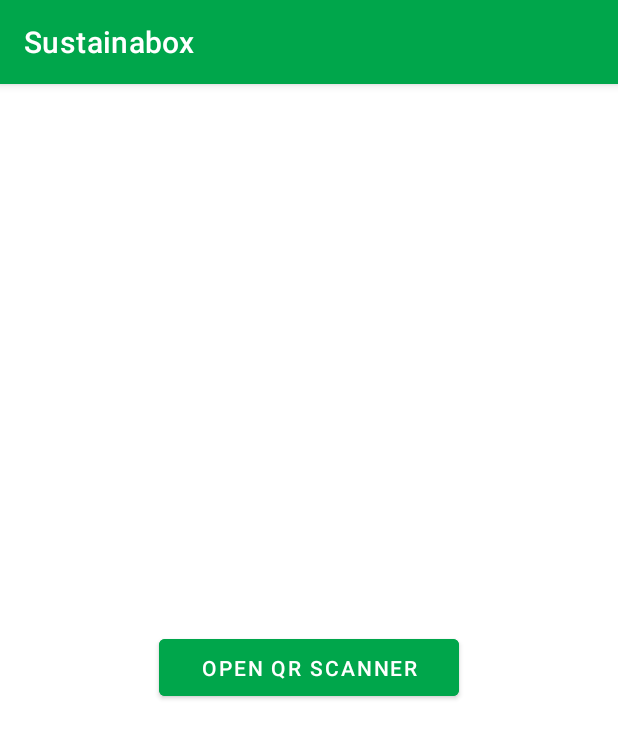
After one commit to Wessel1403/Sustainabox1, an Android app: the MainActivityShopOwner screen opened directly, with no data from a screen before it, on a phone screen of 412 x 824 dp. The commit adds this screen. Shown: the top 738 px of the screen. Run offline under Robolectric (Android 15) with nearby library versions, the phone set to English and light mode, and no system bars; our stand-ins replace Firebase (no records; nobody signed in at launch, a user with empty details on screens opened directly), navigation-ui.

Commit message:
Created and implemented Shop Owner main screen

```diff
--- a/app/src/main/AndroidManifest.xml
+++ b/app/src/main/AndroidManifest.xml
@@ -39,6 +39,8 @@
             android:name=".MainActivity"
             android:exported="false" />
         <activity
+            android:name=".MainActivityShopOwner" />
+        <activity
             android:name=".SplashActivity"
             android:exported="true"
             android:label="@string/app_name"
--- /dev/null
+++ b/app/src/main/java/com/example/sustainabox/MainActivityShopOwner.java
@@ -0,0 +1,40 @@
+package com.example.sustainabox;
+
+import android.os.Bundle;
+import android.util.Log;
+import android.view.View;
+import android.widget.Button;
+import android.widget.Toast;
+
+import androidx.annotation.NonNull;
+import androidx.appcompat.app.AppCompatActivity;
+import androidx.navigation.NavController;
+import androidx.navigation.Navigation;
+import androidx.navigation.ui.AppBarConfiguration;
+import androidx.navigation.ui.NavigationUI;
+
+import com.example.sustainabox.databinding.ActivityMainBinding;
+import com.google.android.gms.tasks.OnCompleteListener;
+import com.google.android.gms.tasks.Task;
+import com.google.android.material.bottomnavigation.BottomNavigationView;
+import com.google.firebase.auth.FirebaseUser;
+
+public class MainActivityShopOwner extends AppCompatActivity {
+
+    private Button btnScan;
+
+    @Override
+    protected void onCreate(Bundle savedInstanceState) {
+        super.onCreate(savedInstanceState);
+        setContentView(R.layout.fragment_homeshopowner);
+
+        btnScan = findViewById(R.id.open_qr_scanner);
+
+        btnScan.setOnClickListener(new View.OnClickListener() {
+            @Override
+            public void onClick(View v) {
+                System.out.println("Button Clicked");
+            }
+        });
+    }
+}
--- a/app/src/main/java/com/example/sustainabox/User.java
+++ b/app/src/main/java/com/example/sustainabox/User.java
@@ -38,6 +38,7 @@ public class User {
         return email;
     }
 
+    public String getUserType() { return userType;}
     public void setCredits(int credits) {
         this.credits = credits;
     }
--- a/app/src/main/java/com/example/sustainabox/ui/register/RegisterFragment.java
+++ b/app/src/main/java/com/example/sustainabox/ui/register/RegisterFragment.java
@@ -57,6 +57,8 @@ public class RegisterFragment extends AppCompatActivity {
                 R.array.user_types, android.R.layout.simple_spinner_item);
         adapter.setDropDownViewResource(android.R.layout.simple_spinner_dropdown_item);
         spinnerUserType.setAdapter(adapter);
+
+        userType = "Customer";
 
         spinnerUserType.setOnItemSelectedListener(new AdapterView.OnItemSelectedListener() {
             @Override
--- /dev/null
+++ b/app/src/main/res/layout/fragment_homeshopowner.xml
@@ -0,0 +1,20 @@
+<?xml version="1.0" encoding="utf-8"?>
+<androidx.constraintlayout.widget.ConstraintLayout xmlns:android="http://schemas.android.com/apk/res/android"
+    xmlns:app="http://schemas.android.com/apk/res-auto"
+    android:layout_width="match_parent"
+    android:layout_height="match_parent">
+
+    <Button
+        android:id="@+id/open_qr_scanner"
+        android:layout_width="200dp"
+        android:layout_height="50dp"
+        android:backgroundTint="@color/green"
+        android:text="@string/qr_button_txt"
+        android:textColor="@android:color/white"
+        android:layout_marginTop="10dp"
+        app:layout_constraintTop_toTopOf="parent"
+        app:layout_constraintBottom_toBottomOf="parent"
+        app:layout_constraintStart_toStartOf="parent"
+        app:layout_constraintEnd_toEndOf="parent" />
+
+</androidx.constraintlayout.widget.ConstraintLayout>
```
Also changed, not shown: app/src/main/java/com/example/sustainabox/ui/LoginActivity.java (+31 -4 lines).
